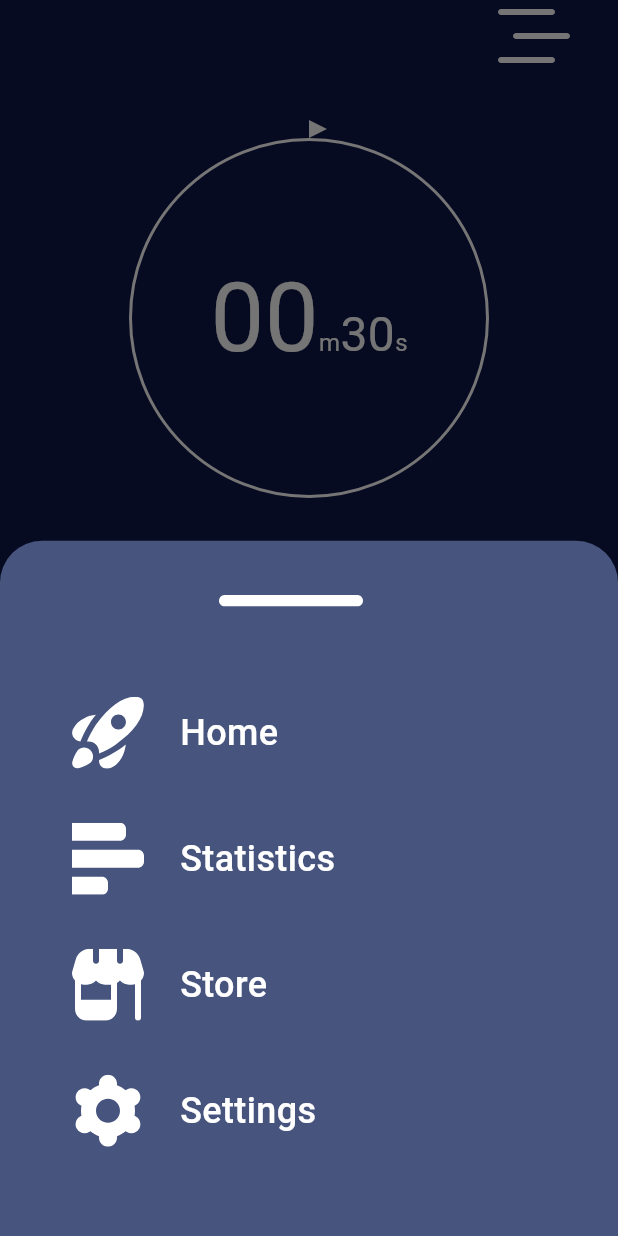
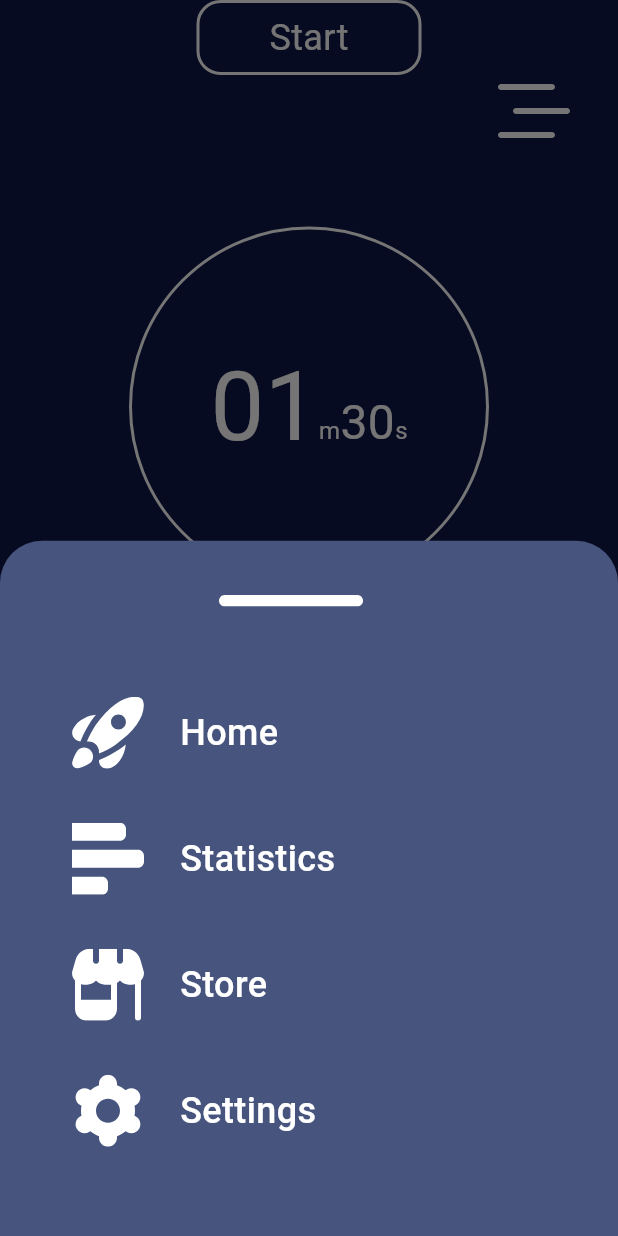
Before and after one commit to NewtonYuan/mystarship, a Flutter app: the screen it shows after launch, after a tap on an icon or button, on a phone screen of 412 x 824 dp. Run offline on Flutter 3.47's test engine with Material 3 defaults, Android fonts, the phone set to English and light mode, and no system bars; our stand-ins replace flutter_animate, flutter_svg.

Commit message:
home: animation

```diff
--- a/lib/components/timer.dart
+++ b/lib/components/timer.dart
@@ -10,23 +10,27 @@ class MainPainter extends CustomPainter {
   double pi = math.pi;
   final ValueNotifier<int> notifier;
 
-  MainPainter(
-      {required this.timeElapsed,
-      required this.totalTime,
-      required this.aniValue,
-      required this.notifier})
-      : super(repaint: notifier);
+  MainPainter({
+    required this.timeElapsed,
+    required this.totalTime,
+    required this.aniValue,
+    required this.notifier,
+  }) : super(repaint: notifier);
+
   @override
   void paint(Canvas canvas, Size size) {
-    Rect rect = const Offset(-120.0, 0) & const Size(240.0, 240.0);
+    Rect rect = const Offset(-125.0, 0) & const Size(250.0, 250.0);
 
     var paint = Paint()
       ..color = lightColor
-      ..strokeWidth = 24
-      ..style = PaintingStyle.stroke;
+      ..strokeWidth = 12
+      ..style = PaintingStyle.stroke
+      ..strokeCap = StrokeCap.round;
 
     double start = pi * 1.5;
-    double end = (360 * (timeElapsed / totalTime)) * math.pi / 180 * aniValue;
+    double end = (360 * (timeElapsed / totalTime)) * pi / 180 * aniValue;
+
+    // Draw the main arc
     canvas.drawArc(rect, start, end, false, paint);
   }
 
@@ -34,22 +38,35 @@ class MainPainter extends CustomPainter {
   bool shouldRepaint(CustomPainter oldDelegate) => true;
 }
 
-class TrianglePainter extends CustomPainter {
+class CirclePainter extends CustomPainter {
+  int timeElapsed;
+  int totalTime;
+  double aniValue;
+  double pi = math.pi;
+  final ValueNotifier<int> notifier;
+
+  CirclePainter({
+    required this.timeElapsed,
+    required this.totalTime,
+    required this.aniValue,
+    required this.notifier,
+  }) : super(repaint: notifier);
+
   @override
   void paint(Canvas canvas, Size size) {
-    final Paint paint = Paint()
+    Rect rect = const Offset(-125.0, 0) & const Size(250.0, 250.0);
+
+    var paint = Paint()
       ..color = lightColor
-      ..strokeWidth = 2.0
-      ..style = PaintingStyle.fill;
+      ..strokeWidth = 12
+      ..style = PaintingStyle.stroke
+      ..strokeCap = StrokeCap.round;
 
-    double outsideStart = size.width / 2;
-    final Path path = Path()
-      ..moveTo(outsideStart, 0)
-      ..lineTo(outsideStart * 3, size.height / 2)
-      ..lineTo(outsideStart, size.height)
-      ..close();
+    double start = pi * 1.5;
+    double end = (360 * (timeElapsed / totalTime)) * pi / 180 * aniValue;
 
-    canvas.drawPath(path, paint);
+    // Draw the main arc
+    canvas.drawArc(rect, start, end, false, paint);
   }
 
   @override
--- a/lib/main.dart
+++ b/lib/main.dart
@@ -5,6 +5,7 @@ import 'package:flutter_svg/flutter_svg.dart';
 import 'package:mystarship/components/home_menu.dart';
 import 'package:mystarship/components/timer.dart';
 import 'package:mystarship/constants.dart';
+import 'package:flutter_animate/flutter_animate.dart';
 
 void main() {
   runApp(const MyApp());
@@ -38,9 +39,10 @@ class Home extends StatefulWidget {
 class _HomeState extends State<Home> {
   final _counter = ValueNotifier<int>(0);
   int _timeCounter = 0;
-  int totalTime = 30;
+  int totalTime = 90;
   int hours = 0;
   late Timer _timer = Timer(Duration.zero, () {});
+  bool isPressed = false;
 
   @override
   void initState() {
@@ -78,6 +80,48 @@ class _HomeState extends State<Home> {
             padding: const EdgeInsets.symmetric(horizontal: 32),
             child: Column(
               children: [
+                GestureDetector(
+                  onTapDown: (_) {
+                    setState(() {
+                      isPressed = true;
+                    });
+                  },
+                  onTapUp: (_) {
+                    setState(() {
+                      isPressed = false;
+                    });
+                  },
+                  onTapCancel: () {
+                    setState(() {
+                      isPressed = false;
+                    });
+                  },
+                  child: AnimatedContainer(
+                    duration: Duration(milliseconds: 200),
+                    alignment: Alignment.center,
+                    height: 50,
+                    width: 150,
+                    decoration: BoxDecoration(
+                      color: isPressed
+                          ? lightColor
+                          : primaryColor, // Change to your primaryColor
+                      shape: BoxShape.rectangle,
+                      border: Border.all(
+                          width: 2,
+                          color: lightColor), // Change to your lightColor
+                      borderRadius: BorderRadius.circular(16),
+                    ),
+                    child: Text(
+                      "Start",
+                      style: TextStyle(
+                        fontSize: 24,
+                        color: isPressed
+                            ? primaryColor
+                            : lightColor, // Change to your lightColor
+                      ),
+                    ),
+                  ),
+                ),
                 Align(
                   alignment: Alignment.topRight,
                   child: GestureDetector(
@@ -99,7 +143,7 @@ class _HomeState extends State<Home> {
                 Align(
                   alignment: Alignment.center,
                   child: Container(
-                    margin: const EdgeInsets.symmetric(vertical: 32),
+                    margin: const EdgeInsets.symmetric(vertical: 48),
                     alignment: Alignment.center,
                     decoration: const BoxDecoration(
                       color: darkOutineColor,
@@ -121,14 +165,14 @@ class _HomeState extends State<Home> {
                                   mainAxisAlignment: MainAxisAlignment.end,
                                   children: [
                                     CustomPaint(
-                                        painter: TrianglePainter(),
-                                        size: const Size(12, 12)),
-                                    CustomPaint(
                                       painter: MainPainter(
                                           timeElapsed: _timeCounter,
                                           totalTime: totalTime,
                                           aniValue: value,
                                           notifier: _counter),
+                                    ),
+                                    SizedBox(
+                                      height: 5,
                                     ),
                                     Container(
                                         alignment: Alignment.center,
--- a/pubspec.yaml
+++ b/pubspec.yaml
@@ -35,6 +35,7 @@ dependencies:
   # Use with the CupertinoIcons class for iOS style icons.
   cupertino_icons: ^1.0.2
   flutter_svg: ^2.0.9
+  flutter_animate: ^4.5.0
 
 dev_dependencies:
   flutter_test:
```
Also changed, not shown: pubspec.lock.
